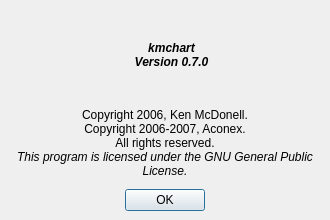
This is src/chart/aboutdialog.ui in performancecopilot/pcp as Qt 5 draws it before an edit. The edited form follows.
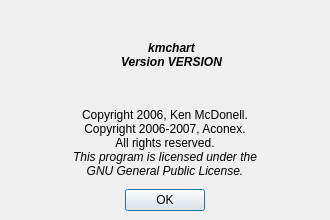
This is the edited form. Icons and pictures are not drawn.

Commit message: Auto-update the version string in the About dialogs.

```diff
--- a/src/chart/aboutdialog.ui
+++ b/src/chart/aboutdialog.ui
@@ -91,7 +91,7 @@
          </property>
          <property name="text" >
           <string>&lt;b>&lt;i>kmchart&lt;/i>&lt;/b>&lt;br>
-&lt;b>&lt;i>Version 0.7.0&lt;/i>&lt;/b></string>
+&lt;b>&lt;i>Version VERSION&lt;/i>&lt;/b></string>
          </property>
          <property name="alignment" >
           <set>Qt::AlignCenter</set>
@@ -122,10 +122,10 @@
         <number>0</number>
        </property>
        <property name="text" >
-        <string>Copyright 2006, Ken McDonell.&lt;br>
-Copyright 2006-2007, Aconex.&lt;br>
-All rights reserved.&lt;br>
-&lt;i>This program is licensed under the GNU General Public License.&lt;/i></string>
+        <string>&lt;html>&lt;head>&lt;meta name="qrichtext" content="1" />&lt;style type="text/css">
+p, li { white-space: pre-wrap; }
+&lt;/style>&lt;/head>&lt;body style=" font-family:'Sans Serif'; font-size:9pt; font-weight:400; font-style:normal; text-decoration:none;">
+&lt;p style=" margin-top:0px; margin-bottom:0px; margin-left:0px; margin-right:0px; -qt-block-indent:0; text-indent:0px;">Copyright 2006, Ken McDonell.&lt;br />Copyright 2006-2007, Aconex.&lt;br />All rights reserved.&lt;br />&lt;span style=" font-style:italic;">This program is licensed under the&lt;br />GNU General Public License.&lt;/span>&lt;/p>&lt;/body>&lt;/html></string>
        </property>
        <property name="alignment" >
         <set>Qt::AlignCenter</set>
```
The commit also changes 4 other files.
